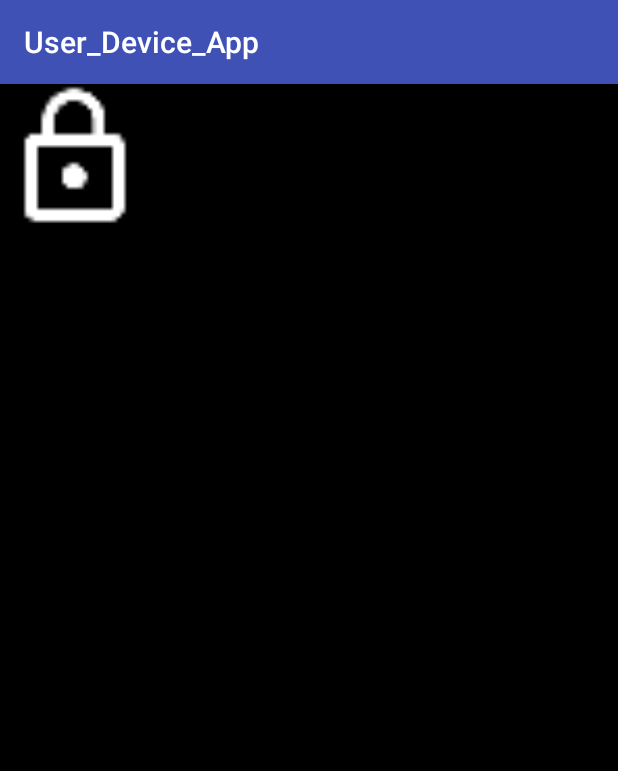
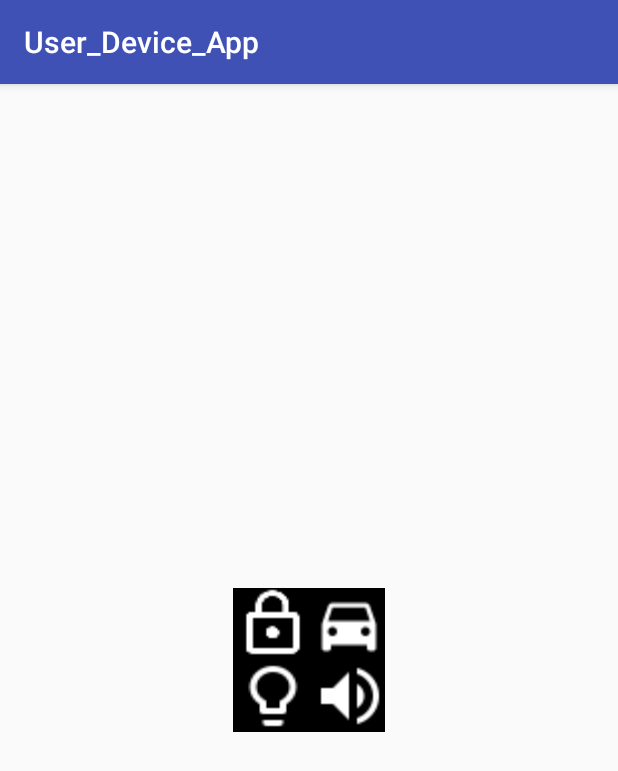
Before and after one commit to HyeminS/Code-Splitting-for-Car-, an Android app: the screen it shows after launch (MainActivity), on a phone screen of 412 x 824 dp. Shown: the top 771 px of the screen. Run offline under Robolectric (Android 15) with nearby library versions, the phone set to English and light mode, and no system bars.

Commit message:
아이콘 추가

```diff
--- /dev/null
+++ b/user_device_app/app/src/main/res/drawable/imgbtn_beep.xml
@@ -0,0 +1,4 @@
+<?xml version="1.0" encoding="utf-8"?>
+<selector xmlns:android="http://schemas.android.com/apk/res/android">
+    <item android:drawable="@drawable/ic_volume_up_white_24dp"></item>
+</selector>
--- /dev/null
+++ b/user_device_app/app/src/main/res/drawable/imgbtn_booting.xml
@@ -0,0 +1,7 @@
+<?xml version="1.0" encoding="utf-8"?>
+<selector xmlns:android="http://schemas.android.com/apk/res/android">
+<!--<item android:drawable="@drawable/ic_directions_car_white_24dp"
+    android:state_pressed="true">
+</item>-->
+    <item android:drawable="@drawable/ic_directions_car_white_24dp"></item>
+</selector>
--- /dev/null
+++ b/user_device_app/app/src/main/res/drawable/imgbtn_light.xml
@@ -0,0 +1,4 @@
+<?xml version="1.0" encoding="utf-8"?>
+<selector xmlns:android="http://schemas.android.com/apk/res/android">
+    <item android:drawable="@drawable/ic_lightbulb_outline_white_24dp"></item>
+</selector>
--- a/user_device_app/app/src/main/res/layout/activity_main.xml
+++ b/user_device_app/app/src/main/res/layout/activity_main.xml
@@ -1,17 +1,56 @@
 <?xml version="1.0" encoding="utf-8"?>
 <LinearLayout xmlns:android="http://schemas.android.com/apk/res/android"
-    xmlns:tools="http://schemas.android.com/tools"
-    android:layout_width="match_parent"
-    android:layout_height="match_parent"
-    android:background="#000"
+android:layout_width="wrap_content"
+android:layout_height="wrap_content"
+android:orientation="horizontal"
+android:layout_gravity="center"
+    android:background="#000">
 
->
+<!-- 버튼 작업 -->
+
+<LinearLayout
+    android:layout_width="wrap_content"
+    android:layout_height="wrap_content"
+    android:orientation="vertical" >
 
     <ToggleButton
         android:id="@+id/car_open"
-        android:layout_width="100dp"
-        android:layout_height="100dp"
-        android:background="@drawable/car_opened"
+        android:layout_width="53dp"
+        android:layout_height="wrap_content"
+        android:background="@drawable/togglebtn_caropen"
         android:textOff=""
-        android:textOn=""/>
+        android:textOn="" />
+
+
+    <ImageButton
+        android:id="@+id/beepsound"
+        style="?android:attr/buttonStyleSmall"
+        android:layout_width="match_parent"
+        android:layout_height="wrap_content"
+        android:background="@drawable/imgbtn_light" />
 </LinearLayout>
+
+<LinearLayout
+    android:layout_width="wrap_content"
+    android:layout_height="wrap_content"
+    android:orientation="vertical" >
+
+    <ImageButton
+        android:id="@+id/booting_car"
+        style="?android:attr/buttonStyleSmall"
+        android:layout_width="match_parent"
+        android:layout_height="wrap_content"
+        android:background="@drawable/imgbtn_booting"
+
+        />
+
+    <ImageButton
+        android:id="@+id/button4"
+        style="?android:attr/buttonStyleSmall"
+        android:layout_width="wrap_content"
+        android:layout_height="wrap_content"
+        android:background="@drawable/imgbtn_beep"
+        />
+</LinearLayout>
+
+</LinearLayout>
```
Also changed, not shown: user_device_app/app/src/main/res/drawable-hdpi/ic_directions_car_white_24dp.png (added), user_device_app/app/src/main/res/drawable-hdpi/ic_lightbulb_outline_white_24dp.png (added), user_device_app/app/src/main/res/drawable-hdpi/ic_volume_up_white_24dp.png (added), user_device_app/app/src/main/res/drawable-hdpi/togglebtn_caropen.xml (renamed from user_device_app/app/src/main/res/drawable-hdpi/car_opened.xml), user_device_app/app/src/main/res/drawable-mdpi/ic_directions_car_white_24dp.png (added), user_device_app/app/src/main/res/drawable-mdpi/ic_lightbulb_outline_white_24dp.png (added), user_device_app/app/src/main/res/drawable-mdpi/ic_volume_up_white_24dp.png (added), user_device_app/app/src/main/res/drawable-xhdpi/ic_directions_car_white_24dp.png (added), user_device_app/app/src/main/res/drawable-xhdpi/ic_lightbulb_outline_white_24dp.png (added), user_device_app/app/src/main/res/drawable-xhdpi/ic_volume_up_white_24dp.png (added), user_device_app/app/src/main/res/drawable-xxhdpi/ic_directions_car_white_24dp.png (added), user_device_app/app/src/main/res/drawable-xxhdpi/ic_lightbulb_outline_white_24dp.png (added), user_device_app/app/src/main/res/drawable-xxhdpi/ic_volume_up_white_24dp.png (added), user_device_app/app/src/main/res/drawable-xxxhdpi/ic_directions_car_white_24dp.png (added), 2 more files.
